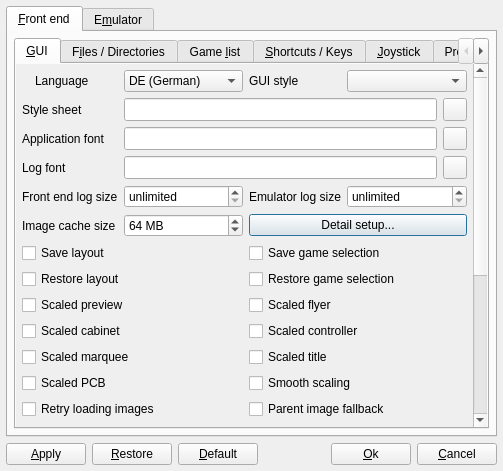
Qt form options.ui (qmc2/qmc2-mame-fe) before a commit.
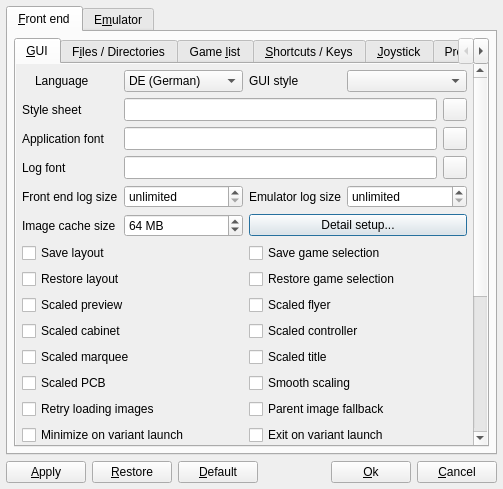
The same form after that commit. The open tabs and pages were chosen to show the change. Icons and pictures are not drawn.

Diff of the .ui file:
```diff
--- a/options.ui
+++ b/options.ui
@@ -8,7 +8,7 @@
     <x>0</x>
     <y>0</y>
     <width>503</width>
-    <height>471</height>
+    <height>489</height>
    </rect>
   </property>
   <property name="windowTitle">
@@ -57,8 +57,8 @@
                <rect>
                 <x>0</x>
                 <y>0</y>
-                <width>453</width>
-                <height>618</height>
+                <width>456</width>
+                <height>584</height>
                </rect>
               </property>
               <layout class="QGridLayout" name="gridLayout_21">
```
Left out of the diff: 32 changed lines with no effect on the pictures.
